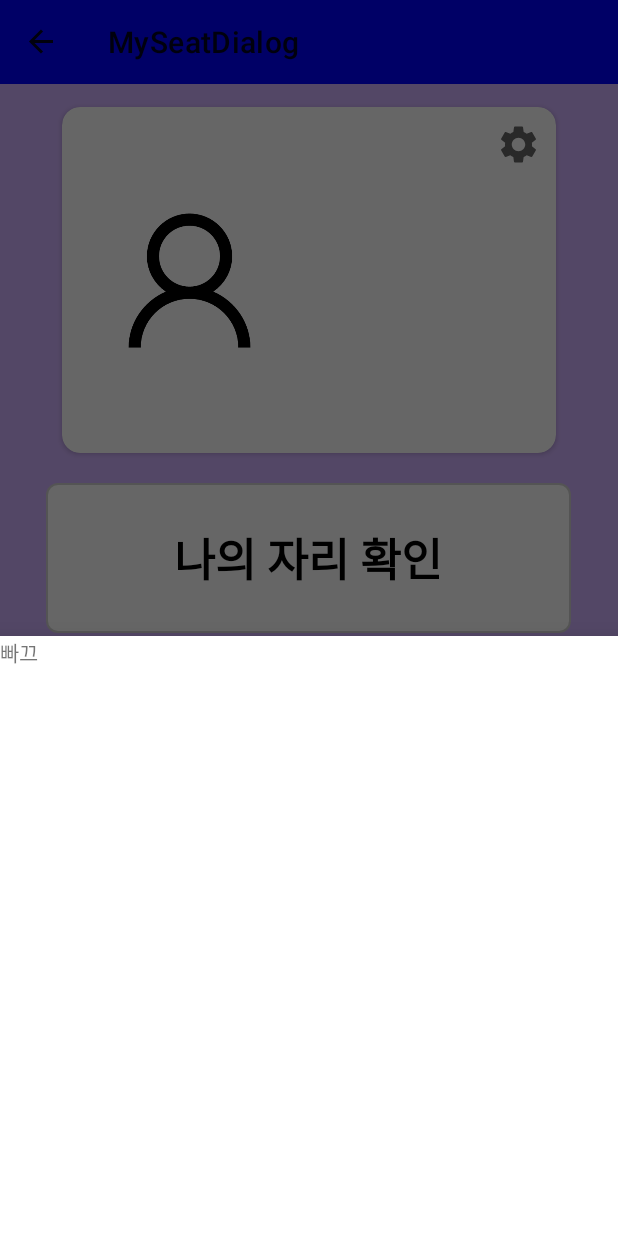
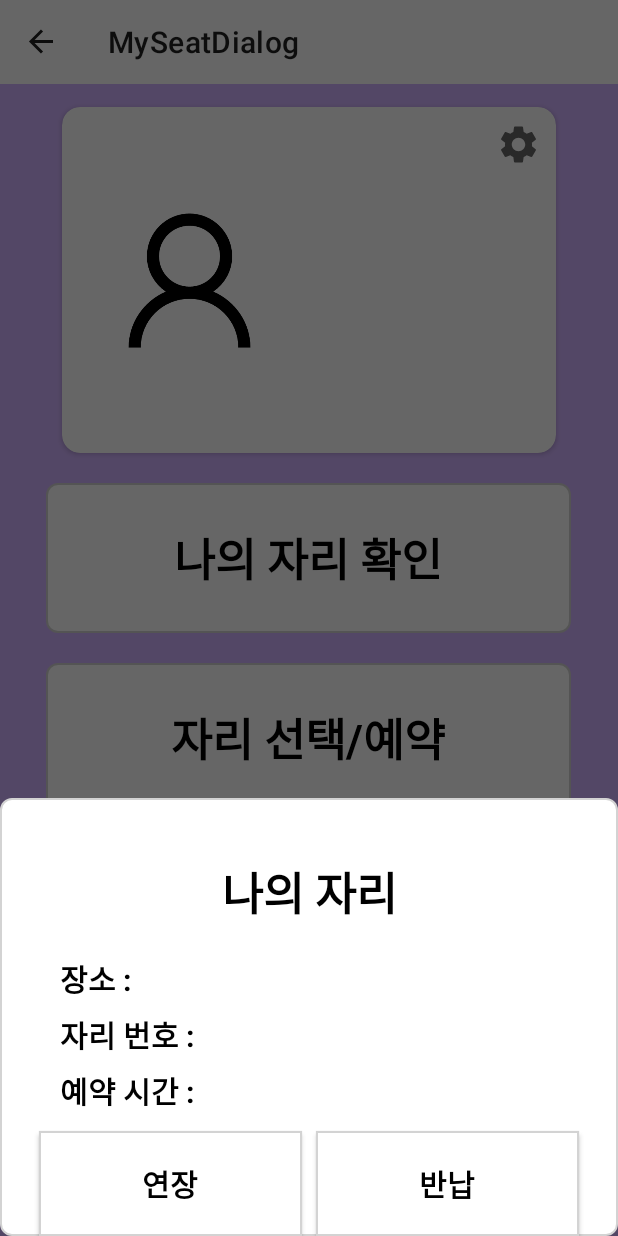
Before and after one commit to YuYangWoo/Gachon_Room, an Android app: the MySeatDialog screen opened through its navigation route, on a phone screen of 412 x 824 dp. Run offline under Robolectric (Android 15) with nearby library versions, the phone set to English and light mode, and no system bars; our stand-ins replace data binding, navigation-ui; network calls fail; pictures from the network do not load.

Commit message:
BottomSheetDialogFragment 디자인

```diff
--- a/Gachon_Room/app/src/main/java/com/cookandroid/gachon_study_room/ui/base/BaseBottomSheet.kt
+++ b/Gachon_Room/app/src/main/java/com/cookandroid/gachon_study_room/ui/base/BaseBottomSheet.kt
@@ -1,20 +1,29 @@
 package com.cookandroid.gachon_study_room.ui.base
 
+import android.app.Dialog
 import android.os.Bundle
 import android.view.LayoutInflater
 import android.view.View
 import android.view.ViewGroup
+import android.widget.FrameLayout
 import android.widget.Toast
 import androidx.databinding.DataBindingUtil
 import androidx.databinding.ViewDataBinding
+import com.cookandroid.gachon_study_room.R
+import com.google.android.material.bottomsheet.BottomSheetBehavior
+import com.google.android.material.bottomsheet.BottomSheetDialog
 import com.google.android.material.bottomsheet.BottomSheetDialogFragment
 
 open class BaseBottomSheet<VB: ViewDataBinding>(private val layoutId: Int) : BottomSheetDialogFragment() {
     protected lateinit var binding: VB
 
+    override fun onCreate(savedInstanceState: Bundle?) {
+        super.onCreate(savedInstanceState)
+        setStyle(STYLE_NORMAL, R.style.CustomBottomSheetDialogTheme)
+    }
+
     override fun onCreateView(inflater: LayoutInflater, container: ViewGroup?, savedInstanceState: Bundle?): View? {
         binding = DataBindingUtil.inflate(inflater, layoutId, container, false)
-
         init()
         return binding.root
     }
--- /dev/null
+++ b/Gachon_Room/app/src/main/res/drawable/button_edge.xml
@@ -0,0 +1,11 @@
+<?xml version="1.0" encoding="utf-8"?>
+<shape xmlns:android="http://schemas.android.com/apk/res/android"
+    android:shape="rectangle">
+    <!--배경색 -->
+    <solid android:color="#fff"></solid>
+    <!--테두리 색 + 테두리 너비-->
+    <stroke
+        android:width="1dp"
+        android:color="#d3d3d3" />
+
+</shape>
--- a/Gachon_Room/app/src/main/res/layout/activity_main.xml
+++ b/Gachon_Room/app/src/main/res/layout/activity_main.xml
@@ -20,7 +20,7 @@
         android:layout_height="?attr/actionBarSize"
         android:minHeight="?attr/actionBarSize"
         android:theme="?attr/actionBarTheme"
-        android:background="#0000ff"
+        android:background="#ffffff"
         app:layout_constraintEnd_toEndOf="parent"
         app:layout_constraintStart_toStartOf="parent"
         app:layout_constraintTop_toTopOf="parent" />
--- a/Gachon_Room/app/src/main/res/layout/fragment_my_seat.xml
+++ b/Gachon_Room/app/src/main/res/layout/fragment_my_seat.xml
@@ -1,5 +1,6 @@
 <?xml version="1.0" encoding="utf-8"?>
-<layout xmlns:app="http://schemas.android.com/apk/res-auto"
+<layout xmlns:tools="http://schemas.android.com/tools"
+    xmlns:app="http://schemas.android.com/apk/res-auto"
     xmlns:android="http://schemas.android.com/apk/res/android">
 
     <data>
@@ -11,14 +12,79 @@
 
     <androidx.constraintlayout.widget.ConstraintLayout
         android:layout_width="match_parent"
-        android:layout_height="match_parent">
+        android:layout_height="400dp"
+        android:background="@drawable/list_edge">
 
         <TextView
-            android:layout_width="match_parent"
-            android:layout_height="400dp"
-            android:text="빠끄"
+            android:id="@+id/txtSeat"
+            style="@style/BaseText"
+            android:layout_width="wrap_content"
+            android:layout_height="wrap_content"
+            android:layout_marginTop="40dp"
+            android:text="나의 자리"
+            android:textSize="30dp"
             app:layout_constraintEnd_toEndOf="parent"
             app:layout_constraintStart_toStartOf="parent"
             app:layout_constraintTop_toTopOf="parent" />
+
+        <TextView
+            android:id="@+id/txtLocation"
+            style="@style/BaseText"
+            android:layout_width="wrap_content"
+            android:layout_height="wrap_content"
+            android:layout_marginStart="40dp"
+            android:layout_marginTop="20dp"
+            android:text="장소 :"
+            app:layout_constraintStart_toStartOf="parent"
+            app:layout_constraintTop_toBottomOf="@+id/txtSeat" />
+
+        <TextView
+            android:id="@+id/txtNumber"
+            style="@style/BaseText"
+            android:layout_width="wrap_content"
+            android:layout_height="wrap_content"
+            android:layout_marginStart="40dp"
+            android:layout_marginTop="7dp"
+            android:text="자리 번호 :"
+            app:layout_constraintStart_toStartOf="parent"
+            app:layout_constraintTop_toBottomOf="@+id/txtLocation" />
+
+        <TextView
+            android:id="@+id/txtTime"
+            style="@style/BaseText"
+            android:layout_width="wrap_content"
+            android:layout_height="wrap_content"
+            android:layout_marginStart="40dp"
+            android:layout_marginTop="7dp"
+            android:text="예약 시간 :"
+            app:layout_constraintStart_toStartOf="parent"
+            app:layout_constraintTop_toBottomOf="@+id/txtNumber" />
+
+        <android.widget.Button
+            android:id="@+id/button"
+            style="@style/BaseText"
+            android:layout_width="175dp"
+            android:layout_height="70dp"
+            android:layout_marginStart="26dp"
+            android:layout_marginTop="12dp"
+            android:background="@drawable/button_edge"
+            android:elevation="0dp"
+            android:text="연장"
+            app:layout_constraintStart_toStartOf="parent"
+            app:layout_constraintTop_toBottomOf="@+id/txtTime" />
+
+        <android.widget.Button
+            android:id="@+id/button2"
+            style="@style/BaseText"
+            android:layout_width="175dp"
+            android:layout_height="70dp"
+            android:layout_marginTop="12dp"
+            android:layout_marginEnd="26dp"
+            android:background="@drawable/button_edge"
+            android:elevation="0dp"
+            android:text="반납"
+            app:layout_constraintEnd_toEndOf="parent"
+            app:layout_constraintTop_toBottomOf="@+id/txtTime" />
+
     </androidx.constraintlayout.widget.ConstraintLayout>
 </layout>
--- a/Gachon_Room/app/src/main/res/values/themes.xml
+++ b/Gachon_Room/app/src/main/res/values/themes.xml
@@ -38,4 +38,13 @@
         <item name ="android:textStyle">bold</item>
         <item name ="android:textSize">20sp</item>
     </style>
+
+    <style name="CustomBottomSheetDialogTheme" parent="Theme.MaterialComponents.Light.BottomSheetDialog">
+        <item name="bottomSheetStyle">@style/CustomBottomSheetStyle</item>
+    </style>
+
+    <style name="CustomBottomSheetStyle" parent="Widget.Design.BottomSheet.Modal">
+        <item name="android:background">@android:color/transparent</item>
+    </style>
+
 </resources>
```
